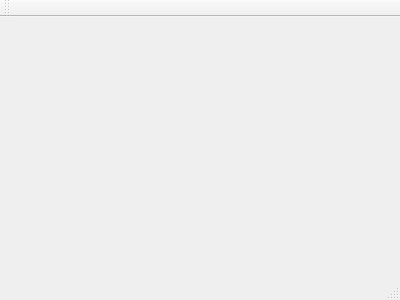
This is life-game-gui/mainwindow.ui in mizki9577/life-game as Qt 5 draws it before an edit. The edited form follows.
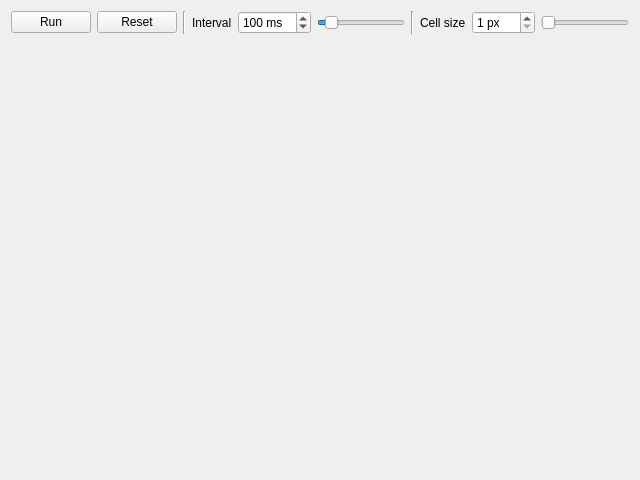
This is the edited form.

Commit message: UI つくった #6

```diff
--- a/life-game-gui/mainwindow.ui
+++ b/life-game-gui/mainwindow.ui
@@ -1,24 +1,140 @@
 <ui version="4.0">
  <class>MainWindow</class>
- <widget class="QMainWindow" name="MainWindow" >
-  <property name="geometry" >
+ <widget class="QMainWindow" name="MainWindow">
+  <property name="geometry">
    <rect>
     <x>0</x>
     <y>0</y>
-    <width>400</width>
-    <height>300</height>
+    <width>640</width>
+    <height>480</height>
    </rect>
   </property>
   <property name="windowTitle" >
    <string>MainWindow</string>
   </property>
-  <widget class="QMenuBar" name="menuBar" />
-  <widget class="QToolBar" name="mainToolBar" />
-  <widget class="QWidget" name="centralWidget" />
-  <widget class="QStatusBar" name="statusBar" />
+  <widget class="QWidget" name="centralWidget">
+   <layout class="QVBoxLayout" name="verticalLayout">
+    <item>
+     <layout class="QHBoxLayout" name="horizontalLayout">
+      <item>
+       <widget class="QPushButton" name="runButton">
+        <property name="text">
+         <string>Run</string>
+        </property>
+       </widget>
+      </item>
+      <item>
+       <widget class="QPushButton" name="resetButton">
+        <property name="text">
+         <string>Reset</string>
+        </property>
+       </widget>
+      </item>
+      <item>
+       <widget class="Line" name="line_1">
+        <property name="orientation">
+         <enum>Qt::Vertical</enum>
+        </property>
+       </widget>
+      </item>
+      <item>
+       <widget class="QLabel" name="intervalLabel">
+        <property name="text">
+         <string>Interval</string>
+        </property>
+       </widget>
+      </item>
+      <item>
+       <widget class="QSpinBox" name="intervalSpinBox">
+        <property name="suffix">
+         <string> ms</string>
+        </property>
+        <property name="minimum">
+         <number>0</number>
+        </property>
+        <property name="maximum">
+         <number>1000</number>
+        </property>
+        <property name="value">
+         <number>100</number>
+        </property>
+       </widget>
+      </item>
+      <item>
+       <widget class="QSlider" name="inetrvalSlider">
+        <property name="minimum">
+         <number>0</number>
+        </property>
+        <property name="maximum">
+         <number>1000</number>
+        </property>
+        <property name="value">
+         <number>100</number>
+        </property>
+        <property name="orientation">
+         <enum>Qt::Horizontal</enum>
+        </property>
+       </widget>
+      </item>
+      <item>
+       <widget class="Line" name="line_2">
+        <property name="orientation">
+         <enum>Qt::Vertical</enum>
+        </property>
+       </widget>
+      </item>
+      <item>
+       <widget class="QLabel" name="cellSizeLabel">
+        <property name="text">
+         <string>Cell size</string>
+        </property>
+       </widget>
+      </item>
+      <item>
+       <widget class="QSpinBox" name="cellSizeSpinBox">
+        <property name="suffix">
+         <string> px</string>
+        </property>
+        <property name="minimum">
+         <number>1</number>
+        </property>
+        <property name="maximum">
+         <number>100</number>
+        </property>
+       </widget>
+      </item>
+      <item>
+       <widget class="QSlider" name="cellSizeSlider">
+        <property name="minimum">
+         <number>1</number>
+        </property>
+        <property name="maximum">
+         <number>100</number>
+        </property>
+        <property name="orientation">
+         <enum>Qt::Horizontal</enum>
+        </property>
+       </widget>
+      </item>
+     </layout>
+    </item>
+    <item>
+     <widget class="QLabel" name="matrixArea">
+      <property name="sizePolicy">
+       <sizepolicy hsizetype="Preferred" vsizetype="MinimumExpanding">
+        <horstretch>0</horstretch>
+        <verstretch>0</verstretch>
+       </sizepolicy>
+      </property>
+      <property name="text">
+       <string/>
+      </property>
+     </widget>
+    </item>
+   </layout>
+  </widget>
  </widget>
- <layoutDefault spacing="6" margin="11" />
- <pixmapfunction></pixmapfunction>
+ <layoutdefault spacing="6" margin="11"/>
  <resources/>
  <connections/>
 </ui>
```
Left out of the diff: 70 changed lines with no effect on the pictures. The commit also changes 3 other files.
